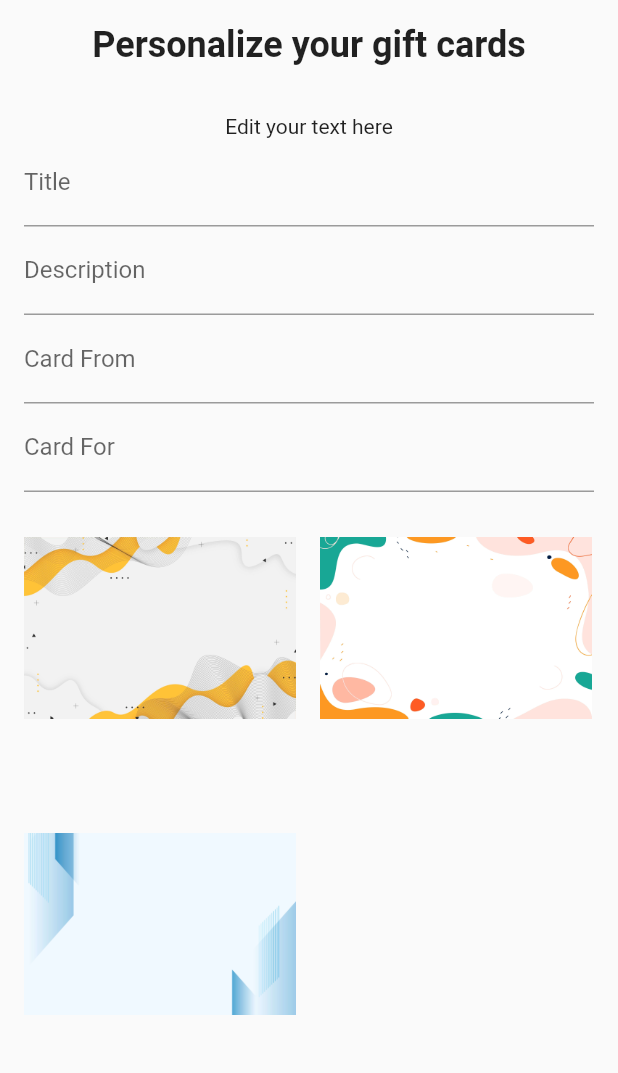
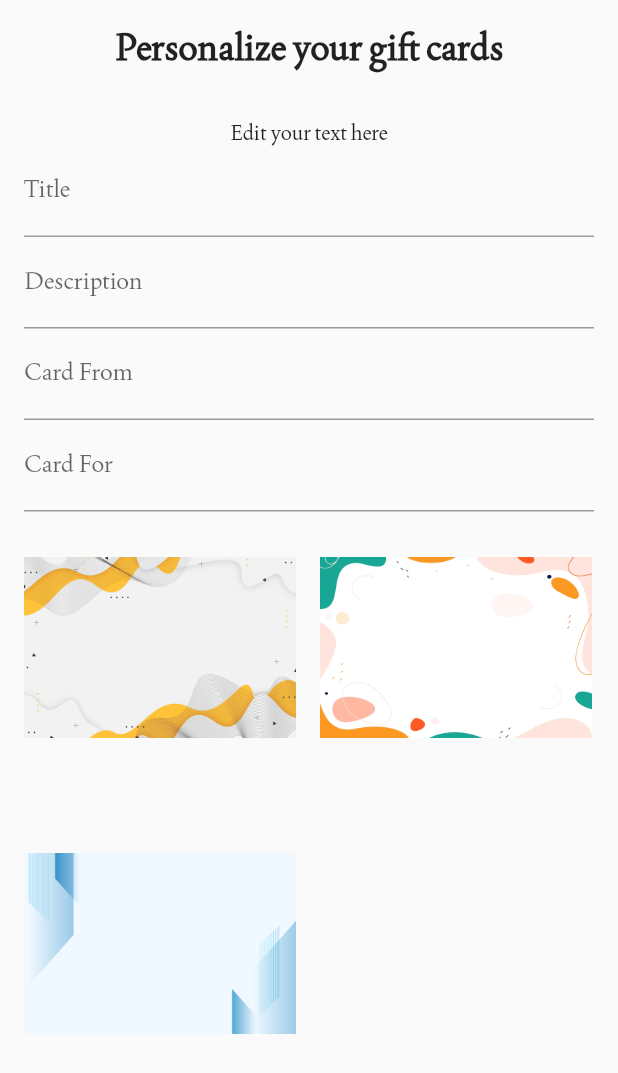
Before and after one commit to babaiyu/Gift-Cards, a Flutter app: the screen it shows after launch, on a phone screen of 412 x 824 dp. Shown: the top 1073 px of the screen. Run offline on Flutter 3.47's test engine with Material 2 defaults, Android fonts, the phone set to English and light mode, and no system bars.

Commit message:
Add custom font

```diff
--- a/lib/main.dart
+++ b/lib/main.dart
@@ -9,7 +9,9 @@ class Main extends StatelessWidget {
     return MaterialApp(
       title: 'Give Cards',
       debugShowCheckedModeBanner: false,
-      theme: ThemeData(),
+      theme: ThemeData(
+        fontFamily: 'Joan',
+      ),
       home: MainScreen(),
     );
   }
--- a/pubspec.yaml
+++ b/pubspec.yaml
@@ -75,6 +75,10 @@ flutter:
   # "family" key with the font family name, and a "fonts" key with a
   # list giving the asset and other descriptors for the font. For
   # example:
+  fonts:
+    - family: Joan
+      fonts:
+        - asset: fonts/Joan-Regular.ttf
   # fonts:
   #   - family: Schyler
   #     fonts:
```
Also changed, not shown: fonts/Joan-Regular.ttf (added).
